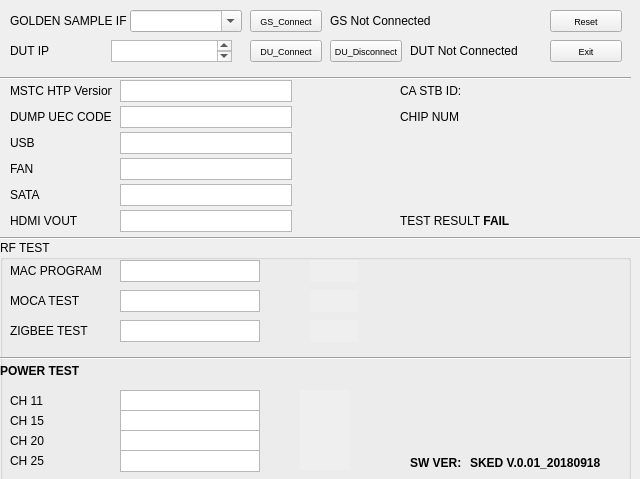
First picture: the form in rftest.ui, repository gpsri/rftest, before the edit.
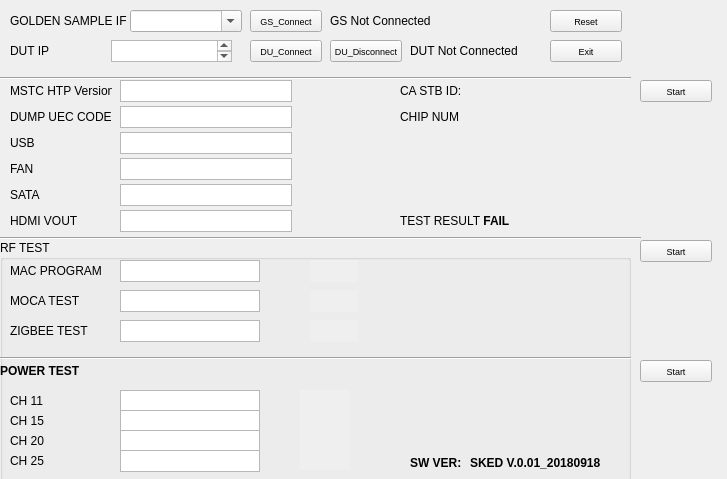
Second picture: the form after the edit.

Commit message: [Edit]Divide the test into three parts

The edit to the form file:
```diff
--- a/rftest.ui
+++ b/rftest.ui
@@ -6,7 +6,7 @@
    <rect>
     <x>0</x>
     <y>0</y>
-    <width>640</width>
+    <width>727</width>
     <height>479</height>
    </rect>
   </property>
@@ -1374,6 +1374,60 @@
     <number>0</number>
    </property>
   </widget>
+  <widget class="QPushButton" name="buttonStartSimpleTest">
+   <property name="geometry">
+    <rect>
+     <x>640</x>
+     <y>80</y>
+     <width>72</width>
+     <height>22</height>
+    </rect>
+   </property>
+   <property name="font">
+    <font>
+     <pointsize>7</pointsize>
+    </font>
+   </property>
+   <property name="text">
+    <string>Start</string>
+   </property>
+  </widget>
+  <widget class="QPushButton" name="buttonStartRfTest">
+   <property name="geometry">
+    <rect>
+     <x>640</x>
+     <y>240</y>
+     <width>72</width>
+     <height>22</height>
+    </rect>
+   </property>
+   <property name="font">
+    <font>
+     <pointsize>7</pointsize>
+    </font>
+   </property>
+   <property name="text">
+    <string>Start</string>
+   </property>
+  </widget>
+  <widget class="QPushButton" name="buttonStartPowerLevelTest">
+   <property name="geometry">
+    <rect>
+     <x>640</x>
+     <y>360</y>
+     <width>72</width>
+     <height>22</height>
+    </rect>
+   </property>
+   <property name="font">
+    <font>
+     <pointsize>7</pointsize>
+    </font>
+   </property>
+   <property name="text">
+    <string>Start</string>
+   </property>
+  </widget>
  </widget>
  <resources/>
  <connections>
```
The commit also changes 2 other files.
